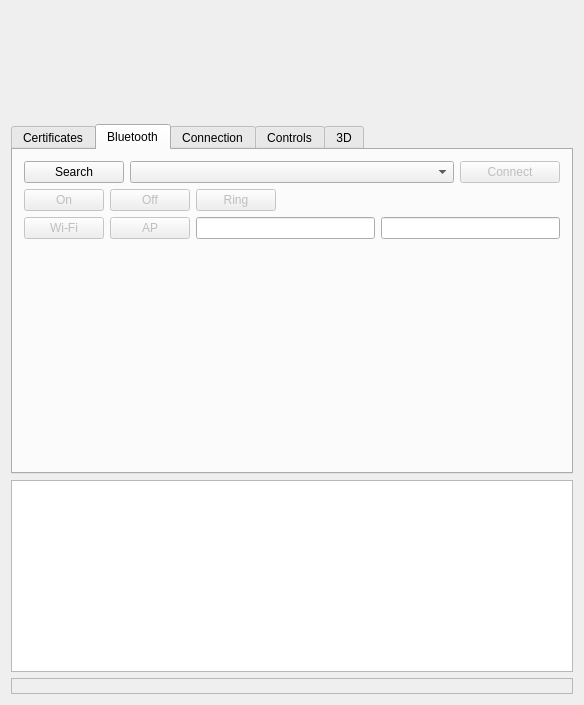
Qt form examples/solum_qt/solumqt.ui (clariusdev/solum) before a commit.
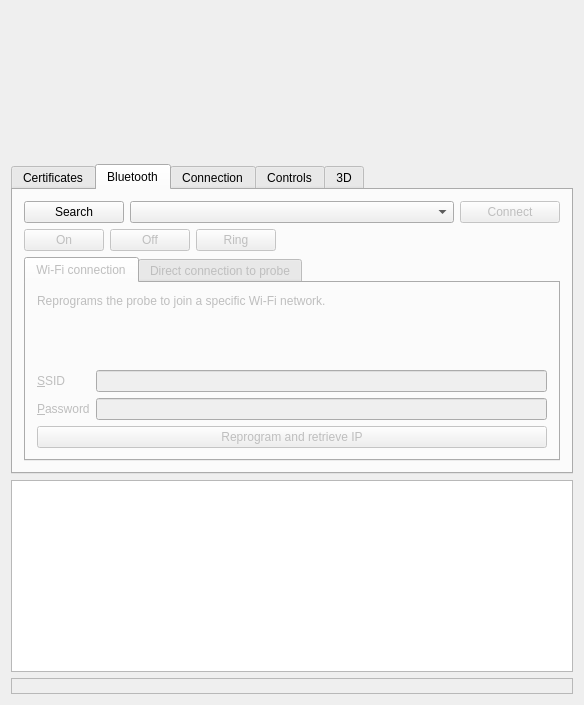
The same form after that commit. The open tabs and pages were chosen to show the change. Custom widgets are drawn as their Qt base class.

Commit message: Qt: BLE: redesign Wi-Fi/AP UI in a self-documenting and less confusing way

```diff
--- a/examples/solum_qt/solumqt.ui
+++ b/examples/solum_qt/solumqt.ui
@@ -234,81 +234,124 @@
           <property name="sizeConstraint">
            <enum>QLayout::SetDefaultConstraint</enum>
           </property>
+         </layout>
+        </item>
           <item>
-           <widget class="QPushButton" name="wifi">
+         <widget class="QTabWidget" name="networkConfig">
             <property name="enabled">
              <bool>false</bool>
             </property>
-            <property name="maximumSize">
-             <size>
-              <width>100</width>
-              <height>16777215</height>
-             </size>
-            </property>
+          <property name="tabPosition">
+           <enum>QTabWidget::North</enum>
+          </property>
+          <widget class="QWidget" name="tab_wifi">
+           <attribute name="title">
+            <string>Wi-Fi connection</string>
+           </attribute>
+           <layout class="QFormLayout" name="formLayout">
+            <item row="0" column="0" colspan="2">
+             <widget class="QLabel" name="_label_wifi">
+              <property name="sizePolicy">
+               <sizepolicy hsizetype="Preferred" vsizetype="Expanding">
+                <horstretch>0</horstretch>
+                <verstretch>0</verstretch>
+               </sizepolicy>
+              </property>
             <property name="text">
-             <string>Wi-Fi</string>
-            </property>
-           </widget>
-          </item>
-          <item>
-           <widget class="QPushButton" name="ap">
-            <property name="enabled">
-             <bool>false</bool>
-            </property>
-            <property name="maximumSize">
-             <size>
-              <width>100</width>
-              <height>16777215</height>
-             </size>
-            </property>
+               <string>Reprograms the probe to join a specific Wi-Fi network.</string>
+              </property>
+              <property name="alignment">
+               <set>Qt::AlignLeading|Qt::AlignLeft|Qt::AlignTop</set>
+              </property>
+              <property name="wordWrap">
+               <bool>true</bool>
+              </property>
+             </widget>
+            </item>
+            <item row="1" column="0">
+             <widget class="QLabel" name="ssidLabel">
             <property name="text">
-             <string>AP</string>
-            </property>
-           </widget>
-          </item>
-          <item>
-           <widget class="QLineEdit" name="ssid">
-            <property name="minimumSize">
-             <size>
-              <width>150</width>
-              <height>0</height>
-             </size>
-            </property>
-            <property name="toolTip">
-             <string>SSID</string>
+               <string>&amp;SSID</string>
+              </property>
+              <property name="buddy">
+               <cstring>ssid</cstring>
+              </property>
+             </widget>
+            </item>
+            <item row="1" column="1">
+             <widget class="QLineEdit" name="ssid"/>
+            </item>
+            <item row="2" column="0">
+             <widget class="QLabel" name="passwordLabel">
+              <property name="text">
+               <string>&amp;Password</string>
+              </property>
+              <property name="buddy">
+               <cstring>password</cstring>
             </property>
            </widget>
           </item>
-          <item>
+            <item row="2" column="1">
            <widget class="QLineEdit" name="password">
-            <property name="minimumSize">
-             <size>
-              <width>150</width>
-              <height>0</height>
-             </size>
-            </property>
-            <property name="toolTip">
-             <string>Password</string>
-            </property>
             <property name="echoMode">
              <enum>QLineEdit::Password</enum>
             </property>
            </widget>
           </item>
-         </layout>
+            <item row="3" column="0" colspan="2">
+             <widget class="QPushButton" name="wifi">
+              <property name="text">
+               <string>Reprogram and retrieve IP</string>
+              </property>
+             </widget>
+            </item>
+           </layout>
+          </widget>
+          <widget class="QWidget" name="tab_ap">
+           <attribute name="title">
+            <string>Direct connection to probe</string>
+           </attribute>
+           <layout class="QVBoxLayout" name="verticalLayout_11">
+            <item>
+             <widget class="QLabel" name="_label_ap">
+              <property name="text">
+               <string>Reprograms the probe to set up its own access point.
+After clicking the button, wait for the SSID to be published via BLE, then connect your operating system to this network.</string>
+              </property>
+              <property name="wordWrap">
+               <bool>true</bool>
+              </property>
+             </widget>
         </item>
         <item>
-         <spacer name="_blespacer">
+             <spacer>
           <property name="orientation">
            <enum>Qt::Vertical</enum>
           </property>
           <property name="sizeHint" stdset="0">
            <size>
-            <width>20</width>
-            <height>40</height>
+                <width>0</width>
+                <height>0</height>
            </size>
           </property>
          </spacer>
+            </item>
+            <item>
+             <widget class="QPushButton" name="ap">
+              <property name="sizePolicy">
+               <sizepolicy hsizetype="Expanding" vsizetype="Minimum">
+                <horstretch>1</horstretch>
+                <verstretch>0</verstretch>
+               </sizepolicy>
+              </property>
+              <property name="text">
+               <string>Reprogram and retrieve IP</string>
+              </property>
+             </widget>
+            </item>
+           </layout>
+          </widget>
+         </widget>
         </item>
        </layout>
       </widget>
```
Lines whose indentation alone changed are shown as unchanged. The commit also changes 1 other file.
